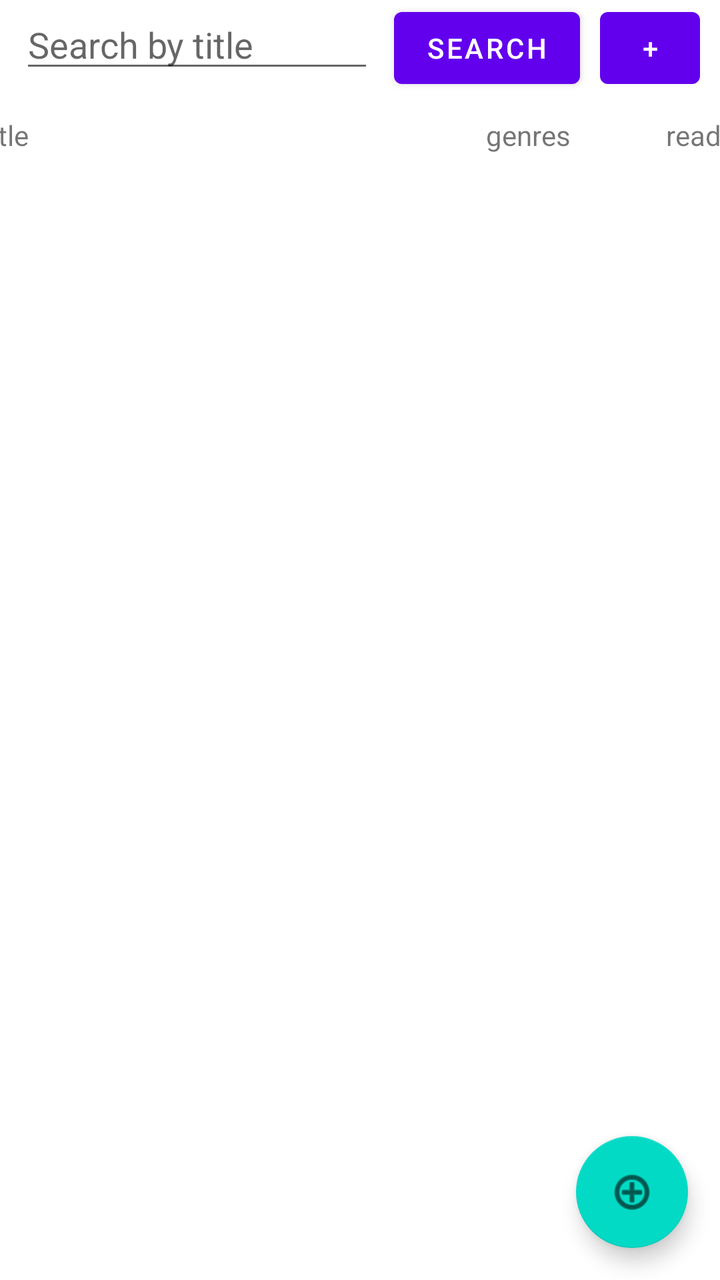
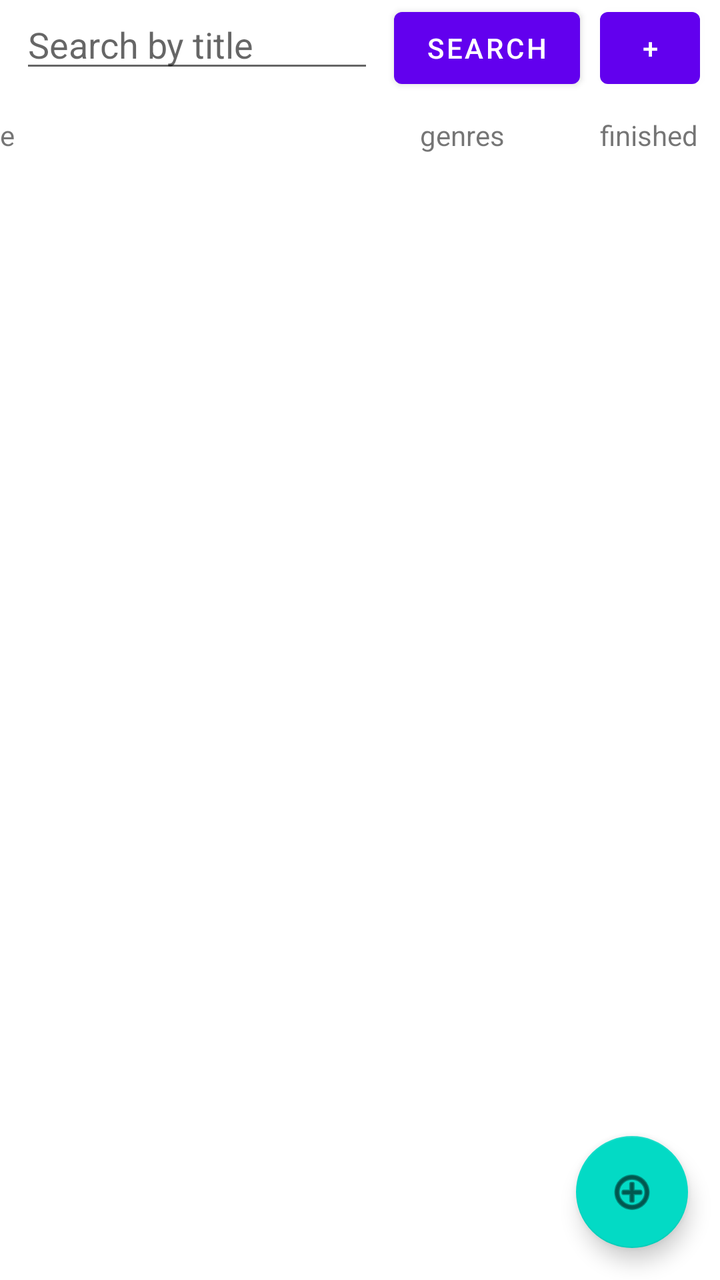

Compare the two renders of this Android layout. The source of the first and the diff that turns it into the second are given below.
<!-- AndroidManifest.xml: application theme Theme.KirjaSovellus -->
<!-- res/layout/fragment_books.xml -->
<?xml version="1.0" encoding="utf-8"?>
<RelativeLayout xmlns:android="http://schemas.android.com/apk/res/android"
    xmlns:app="http://schemas.android.com/apk/res-auto"
    xmlns:tools="http://schemas.android.com/tools"
    android:layout_width="match_parent"
    android:layout_height="match_parent">

    <LinearLayout
        android:id="@+id/BooksFragmentContainer"
        android:layout_width="match_parent"
        android:layout_height="wrap_content"
        android:orientation="vertical"
        app:layout_constraintEnd_toEndOf="parent"
        app:layout_constraintStart_toStartOf="parent"
        app:layout_constraintTop_toTopOf="parent"
        tools:context=".tabBooks.BooksFragment">

        <androidx.constraintlayout.widget.ConstraintLayout
            android:id="@+id/searchContainer"
            android:layout_width="match_parent"
            android:layout_height="wrap_content">

            <EditText
                android:id="@+id/searchBox"
                android:layout_width="0dp"
                android:layout_height="wrap_content"
                android:layout_marginLeft="10dp"
                android:ems="10"
                android:hint="Search by title"
                android:inputType="textPersonName"
                app:layout_constraintEnd_toStartOf="@+id/btnSearch"
                app:layout_constraintHorizontal_bias="0.5"
                app:layout_constraintStart_toStartOf="parent"
                app:layout_constraintTop_toTopOf="parent" />

            <Button
                android:id="@+id/btnSearch"
                android:layout_width="wrap_content"
                android:layout_height="wrap_content"
                android:layout_marginHorizontal="10dp"
                android:text="Search"
                app:layout_constraintEnd_toStartOf="@+id/btnMore"
                app:layout_constraintHorizontal_bias="0.5"
                app:layout_constraintStart_toEndOf="@+id/searchBox"
                app:layout_constraintTop_toTopOf="@+id/searchBox" />

            <Button
                android:id="@+id/btnMore"
                android:layout_width="50dp"
                android:layout_height="wrap_content"
                android:layout_marginRight="10dp"
                android:text="+"
                app:layout_constraintEnd_toEndOf="parent"
                app:layout_constraintHorizontal_bias="0.5"
                app:layout_constraintStart_toEndOf="@+id/btnSearch"
                app:layout_constraintTop_toTopOf="@+id/btnSearch" />

            <androidx.constraintlayout.widget.ConstraintLayout
                android:id="@+id/moreContainer"
                android:layout_width="match_parent"
                android:layout_height="wrap_content"
                android:padding="10dp"
                android:visibility="gone"
                app:layout_constraintTop_toBottomOf="@+id/btnMore"
                tools:visibility="visible">

                <Button
                    android:id="@+id/btnSort"
                    android:layout_width="60dp"
                    android:layout_height="wrap_content"
                    android:text="A-Z"
                    app:layout_constraintBottom_toBottomOf="@+id/textView2"
                    app:layout_constraintStart_toEndOf="@+id/textView2"
                    app:layout_constraintTop_toTopOf="@+id/textView2" />

                <TextView
                    android:id="@+id/textView2"
                    android:layout_width="wrap_content"
                    android:layout_height="wrap_content"
                    android:text="Sort: "
                    app:layout_constraintBottom_toBottomOf="parent"
                    app:layout_constraintStart_toStartOf="parent"
                    app:layout_constraintTop_toTopOf="parent" />

                <TextView
                    android:id="@+id/textView4"
                    android:layout_width="wrap_content"
                    android:layout_height="wrap_content"
                    android:layout_marginStart="10dp"
                    android:text="Filter Genre: "
                    app:layout_constraintStart_toEndOf="@+id/btnSort"
                    app:layout_constraintTop_toTopOf="@+id/textView2" />

                <Spinner
                    android:id="@+id/genreSelect"
                    android:layout_width="wrap_content"
                    android:layout_height="wrap_content"
                    android:spinnerMode="dropdown"
                    app:layout_constraintBottom_toBottomOf="@+id/textView4"
                    app:layout_constraintStart_toEndOf="@+id/textView4"
                    app:layout_constraintTop_toTopOf="@+id/textView4" />

            </androidx.constraintlayout.widget.ConstraintLayout>

        </androidx.constraintlayout.widget.ConstraintLayout>

        <androidx.constraintlayout.widget.ConstraintLayout
            android:id="@+id/labelContainer"
            android:layout_width="match_parent"
            android:layout_height="wrap_content"
            android:paddingVertical="10sp">

            <TextView
                android:id="@+id/tvTitleLabel"
                android:layout_width="256dp"
                android:layout_height="wrap_content"
                android:text="Title"
                android:textStyle="normal"
                app:layout_constraintEnd_toStartOf="@+id/tvGenreLabel"
                app:layout_constraintHorizontal_bias="0.5"
                app:layout_constraintStart_toStartOf="parent"
                app:layout_constraintTop_toTopOf="parent" />

            <TextView
                android:id="@+id/tvGenreLabel"
                android:layout_width="90dp"
                android:layout_height="wrap_content"
                android:text="genres"
                android:textStyle="normal"
                app:layout_constraintBottom_toBottomOf="@+id/tvTitleLabel"
                app:layout_constraintEnd_toStartOf="@+id/tvReadLabel"
                app:layout_constraintHorizontal_bias="0.5"
                app:layout_constraintStart_toEndOf="@+id/tvTitleLabel" />

            <TextView
                android:id="@+id/tvReadLabel"
                android:layout_width="40dp"
                android:layout_height="wrap_content"
                android:text="read"
                app:layout_constraintBottom_toBottomOf="@+id/tvGenreLabel"
                app:layout_constraintEnd_toEndOf="parent"
                app:layout_constraintHorizontal_bias="0.5"
                app:layout_constraintStart_toEndOf="@+id/tvGenreLabel" />

        </androidx.constraintlayout.widget.ConstraintLayout>

        <RelativeLayout
            android:id="@+id/rlscrollContainer"
            android:layout_width="match_parent"
            android:layout_height="match_parent"
            android:orientation="vertical">

            <com.google.android.material.floatingactionbutton.FloatingActionButton
                android:id="@+id/fab"
                android:layout_width="wrap_content"
                android:layout_height="wrap_content"
                android:layout_alignParentEnd="true"
                android:layout_alignParentBottom="true"
                android:layout_gravity="bottom|end"
                android:layout_marginStart="16dp"
                android:layout_marginTop="16dp"
                android:layout_marginEnd="16dp"
                android:layout_marginBottom="16dp"
                android:src="@android:drawable/ic_menu_add"
                android:translationY="-16dp"
                android:visibility="visible"
                app:backgroundTint="@color/teal_200" />

            <androidx.constraintlayout.widget.ConstraintLayout
                android:id="@+id/fabMenuContainer"
                android:layout_width="wrap_content"
                android:layout_height="wrap_content"
                android:layout_above="@+id/fab"
                android:layout_alignEnd="@+id/fab"
                android:layout_marginEnd="1dp"
                android:layout_marginBottom="3dp"
                android:background="#FFFFFF"
                android:padding="10dp"
                android:translationZ="2dp"
                android:visibility="gone"
                tools:visibility="visible">

                <Button
                    android:id="@+id/btnAddBook"
                    android:layout_width="100dp"
                    android:layout_height="wrap_content"
                    android:text="new Book"
                    app:layout_constraintEnd_toEndOf="parent"
                    app:layout_constraintStart_toStartOf="parent"
                    app:layout_constraintTop_toTopOf="parent" />

                <Button
                    android:id="@+id/btnAddGenre"
                    android:layout_width="100dp"
                    android:layout_height="wrap_content"
                    android:text="new Genre"
                    app:layout_constraintEnd_toEndOf="parent"
                    app:layout_constraintStart_toStartOf="parent"
                    app:layout_constraintTop_toBottomOf="@+id/btnAddBook" />

                <Button
                    android:id="@+id/btnEditGenre"
                    android:layout_width="100dp"
                    android:layout_height="wrap_content"
                    android:text="edit a genre"
                    app:layout_constraintEnd_toEndOf="parent"
                    app:layout_constraintStart_toStartOf="parent"
                    app:layout_constraintTop_toBottomOf="@+id/btnAddGenre" />
            </androidx.constraintlayout.widget.ConstraintLayout>

            <androidx.recyclerview.widget.RecyclerView
                android:id="@+id/rvBookList"
                android:layout_width="match_parent"
                android:layout_height="wrap_content"

                android:layout_marginBottom="0dp"
                app:layout_constraintBottom_toBottomOf="parent"
                app:layout_constraintLeft_toLeftOf="parent"
                app:layout_constraintRight_toRightOf="parent"
                app:layout_constraintTop_toTopOf="parent">

            </androidx.recyclerview.widget.RecyclerView>

        </RelativeLayout>

    </LinearLayout>

</RelativeLayout>
<!-- resources referenced by this layout -->
<resources>
  <color name="teal_200">#FF03DAC5</color>
  <style name="Theme.KirjaSovellus" parent="Theme.MaterialComponents.DayNight.DarkActionBar">
          
          <item name="colorPrimary">@color/purple_500</item>
          <item name="colorPrimaryVariant">@color/purple_700</item>
          <item name="colorOnPrimary">@color/white</item>
          
          <item name="colorSecondary">@color/teal_200</item>
          <item name="colorSecondaryVariant">@color/teal_700</item>
          <item name="colorOnSecondary">@color/black</item>
          
          <item name="android:statusBarColor" tools:targetApi="l">?attr/colorPrimaryVariant</item>
          
          <item name="windowNoTitle">true</item>
          <item name="windowActionBar">false</item>
      </style>
  <color name="purple_500">#FF6200EE</color>
  <color name="purple_700">#FF3700B3</color>
  <color name="white">#FFFFFFFF</color>
  <color name="teal_700">#FF018786</color>
  <color name="black">#FF000000</color>
</resources>

<!-- the commit's change to res/layout/fragment_books.xml (unified diff, before → after) -->
@@ -26,7 +26,7 @@
                 android:layout_height="wrap_content"
                 android:layout_marginLeft="10dp"
                 android:ems="10"
-                android:hint="Search by title"
+                android:hint="@string/search_by_title"
                 android:inputType="textPersonName"
                 app:layout_constraintEnd_toStartOf="@+id/btnSearch"
                 app:layout_constraintHorizontal_bias="0.5"
@@ -38,7 +38,7 @@
                 android:layout_width="wrap_content"
                 android:layout_height="wrap_content"
                 android:layout_marginHorizontal="10dp"
-                android:text="Search"
+                android:text="@string/search"
                 app:layout_constraintEnd_toStartOf="@+id/btnMore"
                 app:layout_constraintHorizontal_bias="0.5"
                 app:layout_constraintStart_toEndOf="@+id/searchBox"
@@ -77,7 +77,7 @@
                     android:id="@+id/textView2"
                     android:layout_width="wrap_content"
                     android:layout_height="wrap_content"
-                    android:text="Sort: "
+                    android:text="@string/sort"
                     app:layout_constraintBottom_toBottomOf="parent"
                     app:layout_constraintStart_toStartOf="parent"
                     app:layout_constraintTop_toTopOf="parent" />
@@ -87,7 +87,7 @@
                     android:layout_width="wrap_content"
                     android:layout_height="wrap_content"
                     android:layout_marginStart="10dp"
-                    android:text="Filter Genre: "
+                    android:text="@string/filter_genre"
                     app:layout_constraintStart_toEndOf="@+id/btnSort"
                     app:layout_constraintTop_toTopOf="@+id/textView2" />
 
@@ -112,9 +112,9 @@
 
             <TextView
                 android:id="@+id/tvTitleLabel"
-                android:layout_width="256dp"
-                android:layout_height="wrap_content"
-                android:text="Title"
+                android:layout_width="230dp"
+                android:layout_height="wrap_content"
+                android:text="@string/title"
                 android:textStyle="normal"
                 app:layout_constraintEnd_toStartOf="@+id/tvGenreLabel"
                 app:layout_constraintHorizontal_bias="0.5"
@@ -125,7 +125,7 @@
                 android:id="@+id/tvGenreLabel"
                 android:layout_width="90dp"
                 android:layout_height="wrap_content"
-                android:text="genres"
+                android:text="@string/genres"
                 android:textStyle="normal"
                 app:layout_constraintBottom_toBottomOf="@+id/tvTitleLabel"
                 app:layout_constraintEnd_toStartOf="@+id/tvReadLabel"
@@ -134,9 +134,9 @@
 
             <TextView
                 android:id="@+id/tvReadLabel"
-                android:layout_width="40dp"
-                android:layout_height="wrap_content"
-                android:text="read"
+                android:layout_width="80dp"
+                android:layout_height="wrap_content"
+                android:text="@string/finished"
                 app:layout_constraintBottom_toBottomOf="@+id/tvGenreLabel"
                 app:layout_constraintEnd_toEndOf="parent"
                 app:layout_constraintHorizontal_bias="0.5"
@@ -184,7 +184,7 @@
                     android:id="@+id/btnAddBook"
                     android:layout_width="100dp"
                     android:layout_height="wrap_content"
-                    android:text="new Book"
+                    android:text="@string/new_book"
                     app:layout_constraintEnd_toEndOf="parent"
                     app:layout_constraintStart_toStartOf="parent"
                     app:layout_constraintTop_toTopOf="parent" />
@@ -193,7 +193,7 @@
                     android:id="@+id/btnAddGenre"
                     android:layout_width="100dp"
                     android:layout_height="wrap_content"
-                    android:text="new Genre"
+                    android:text="@string/new_genre"
                     app:layout_constraintEnd_toEndOf="parent"
                     app:layout_constraintStart_toStartOf="parent"
                     app:layout_constraintTop_toBottomOf="@+id/btnAddBook" />
@@ -202,7 +202,7 @@
                     android:id="@+id/btnEditGenre"
                     android:layout_width="100dp"
                     android:layout_height="wrap_content"
-                    android:text="edit a genre"
+                    android:text="@string/edit_genre"
                     app:layout_constraintEnd_toEndOf="parent"
                     app:layout_constraintStart_toStartOf="parent"
                     app:layout_constraintTop_toBottomOf="@+id/btnAddGenre" />
<!-- resource entries referenced after the edit -->
@@ -1,6 +1,16 @@
 <!-- resources referenced by this layout -->
 <resources>
   <color name="teal_200">#FF03DAC5</color>
+  <string name="edit_genre">edit a genre</string>
+  <string name="filter_genre">"Filter Genre: "</string>
+  <string name="finished">finished</string>
+  <string name="genres">genres</string>
+  <string name="new_book">new Book</string>
+  <string name="new_genre">new Genre</string>
+  <string name="search">Search</string>
+  <string name="search_by_title">Search by title</string>
+  <string name="sort">"Sort: "</string>
+  <string name="title">Title</string>
   <style name="Theme.KirjaSovellus" parent="Theme.MaterialComponents.DayNight.DarkActionBar">
           
           <item name="colorPrimary">@color/purple_500</item>
